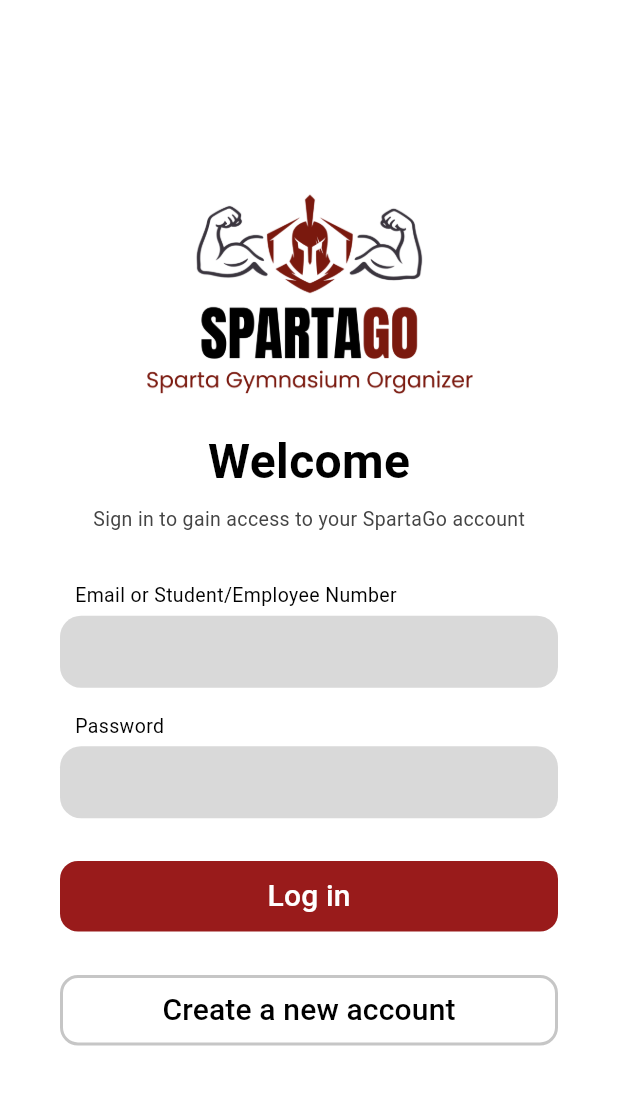
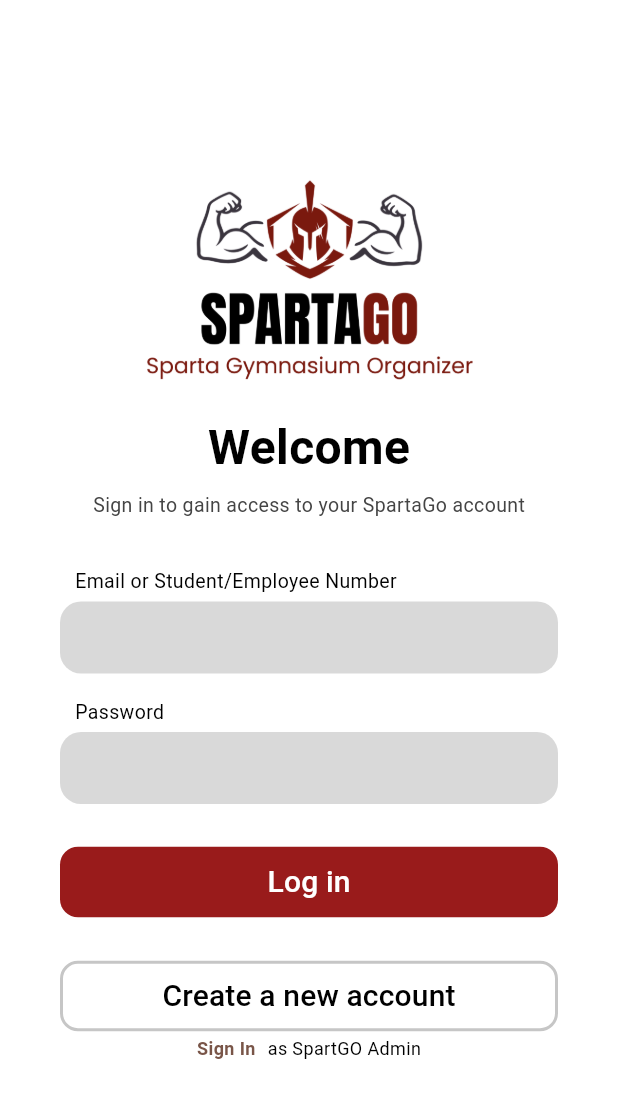
Before and after one commit to Brian-Kristofer-Perez/SpartaGO, a Flutter app: the LoginPage screen opened directly, on a phone screen of 412 x 824 dp. Shown: the top 1098 px of the screen. Run offline on Flutter 3.47's test engine with Material 3 defaults, Android fonts, the phone set to English and light mode, and no system bars; our stand-ins replace table_calendar.

Commit message:
feat: add initial admin sign in (incomplete)

```diff
--- a/lib/pages/login/login-page.dart
+++ b/lib/pages/login/login-page.dart
@@ -3,6 +3,7 @@ import 'package:flutter/material.dart';
 import 'package:sparta_go/common/app-button.dart';
 import 'package:sparta_go/common/custom-form-input.dart';
 import 'package:sparta_go/common/hollow-app-button.dart';
+import 'package:sparta_go/pages/login/sign-as-admin.dart';
 
 class LoginPage extends StatelessWidget {
 
@@ -12,7 +13,6 @@ class LoginPage extends StatelessWidget {
       body:
         Padding(
           padding: EdgeInsets.symmetric(horizontal: 40),
-          child: Expanded(
           child: Column(
             crossAxisAlignment: CrossAxisAlignment.center,
             mainAxisAlignment: MainAxisAlignment.center,
@@ -70,13 +70,13 @@ class LoginPage extends StatelessWidget {
               HollowAppButton(
                 text: "Create a new account",
                 onPressed: () {},
-                )
-              ],
+              ),
 
+              SizedBox(height: 2,),
 
-
+              AdminSignIn()
+            ]
           ),
-          )
         )
     );
   }
--- /dev/null
+++ b/lib/pages/login/sign-as-admin.dart
@@ -0,0 +1,32 @@
+import 'package:flutter/material.dart';
+
+class AdminSignIn extends StatelessWidget {
+
+  @override
+  Widget build(BuildContext context) {
+    return Row(
+      mainAxisAlignment: MainAxisAlignment.center,
+      crossAxisAlignment: CrossAxisAlignment.center,
+      children: [
+        Text(
+          'Sign In',
+          style: TextStyle(
+            fontSize: 12,
+            fontWeight: FontWeight.bold,
+            color: Colors.brown, // Adjust the color as needed
+          ),
+        ),
+
+        SizedBox(width: 8), // Space between the texts
+
+        Text(
+          'as SpartGO Admin',
+          style: TextStyle(
+            fontSize: 12,
+            color: Colors.black, // Adjust the color as needed
+          ),
+        ),
+      ],
+    );
+  }
+}
```
Lines whose indentation alone changed are shown as unchanged.
